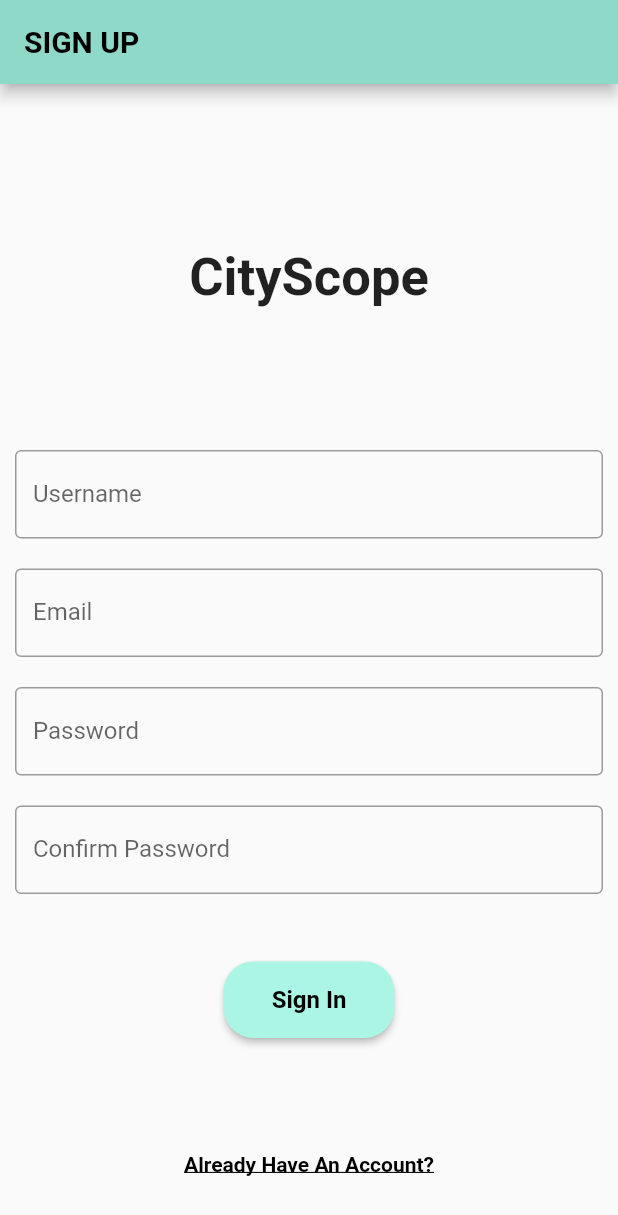
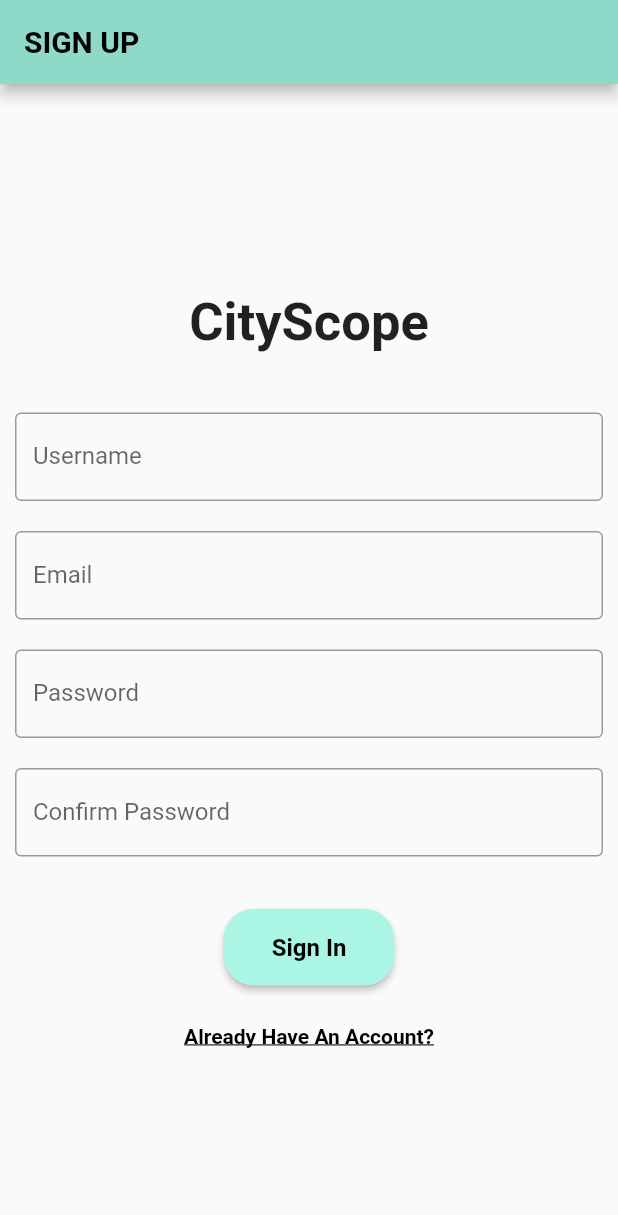
Before and after one commit to JeffreyAguilar/CityScope, a Flutter app: the screen it shows after launch, after a tap on "Create Account", on a phone screen of 412 x 824 dp. Shown: the top 1215 px of the screen. Run offline on Flutter 3.47's test engine with Material 2 defaults, Android fonts, the phone set to English and light mode, and no system bars; our stand-ins replace cloud_firestore, firebase_auth, firebase_core, geolocator, google_maps_flutter, lottie and 1 more; accounts and stored records are empty.

Commit message:
updated firebase auth + prepping splash screen

```diff
--- a/lib/google_map.dart
+++ b/lib/google_map.dart
@@ -3,6 +3,7 @@ import 'package:cityscope/location_service.dart';
 import 'package:flutter/material.dart';
 import 'package:google_maps_flutter/google_maps_flutter.dart';
 import 'package:sliding_up_panel/sliding_up_panel.dart';
+import 'package:geolocator/geolocator.dart';
 
 class MapPage extends StatefulWidget {
   const MapPage({Key? key}) : super(key: key);
@@ -151,4 +152,6 @@ class MapPageState extends State<MapPage> {
 
     _setMarker(LatLng(lat, lng));
   }
+
+
 } //end of class MapSampleState file
--- a/lib/login_screen.dart
+++ b/lib/login_screen.dart
@@ -52,7 +52,7 @@ class _LoginPageState extends State<LoginPage> {
           mainAxisAlignment: MainAxisAlignment.center,
           children: <Widget>[
             Container(
-              height: 250,
+              height: 100,
               width: 200,
               padding: const EdgeInsets.symmetric(vertical: 8.0, horizontal: 2.0),
               child: const Center(
@@ -133,11 +133,12 @@ class _LoginPageState extends State<LoginPage> {
                 ),
               ),
             ),
-            const SizedBox(height: 140),
+            const SizedBox(height: 12),
               Row(
                 mainAxisAlignment: MainAxisAlignment.center,
                 children: [
-                  TextButton(
+                  Expanded(
+                      child: TextButton(
                         onPressed: () {
                           Navigator.pushReplacement(
                               context,
@@ -153,6 +154,7 @@ class _LoginPageState extends State<LoginPage> {
                               decoration: TextDecoration.underline),
                         ),
                       ),
+                  ),
                 ],
               ),
           ],
--- a/lib/register_screen.dart
+++ b/lib/register_screen.dart
@@ -85,7 +85,7 @@ class _RegisterPageState extends State<RegisterPage> {
           mainAxisAlignment: MainAxisAlignment.center,
           children: <Widget>[
             Container(
-              height: 210,
+              height: 100,
               width: 200,
               padding: const EdgeInsets.symmetric(vertical: 8.0, horizontal: 2.0),
               child: const Center(
@@ -138,7 +138,7 @@ class _RegisterPageState extends State<RegisterPage> {
                     hintText: 'Enter your secure password'),
               ),
             ),
-            const SizedBox(height: 35),
+            const SizedBox(height: 25),
             ElevatedButton(
               onPressed: () {
                 createUserWithEmailAndPassword();
@@ -160,7 +160,7 @@ class _RegisterPageState extends State<RegisterPage> {
                 ),
               ),
             ),
-            const SizedBox(height: 60),
+            const SizedBox(height: 10),
             Row(
                 mainAxisAlignment: MainAxisAlignment.center,
                 children: [
--- a/pubspec.yaml
+++ b/pubspec.yaml
@@ -41,8 +41,10 @@ dependencies:
   sliding_up_panel: ^2.0.0+1
   firebase_core: ^2.7.1
   cloud_firestore: ^4.4.4
-  firebase_auth: ^4.2.10
+  firebase_auth: ^4.3.0
   firebase_analytics: ^10.1.5
+  geolocator: ^9.0.2
+  lottie: ^2.3.0
 
 
 dev_dependencies:
```
Also changed, not shown: assets/animations/splash.json (added, +1 -0 lines), lib/main.dart (+29 -0 lines), pubspec.lock, 5 other files. Lines whose indentation alone changed are shown as unchanged.
